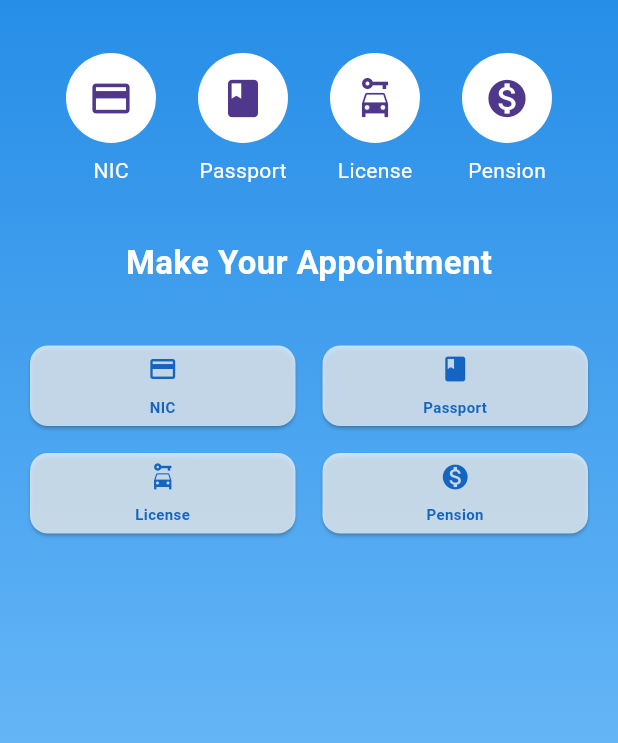
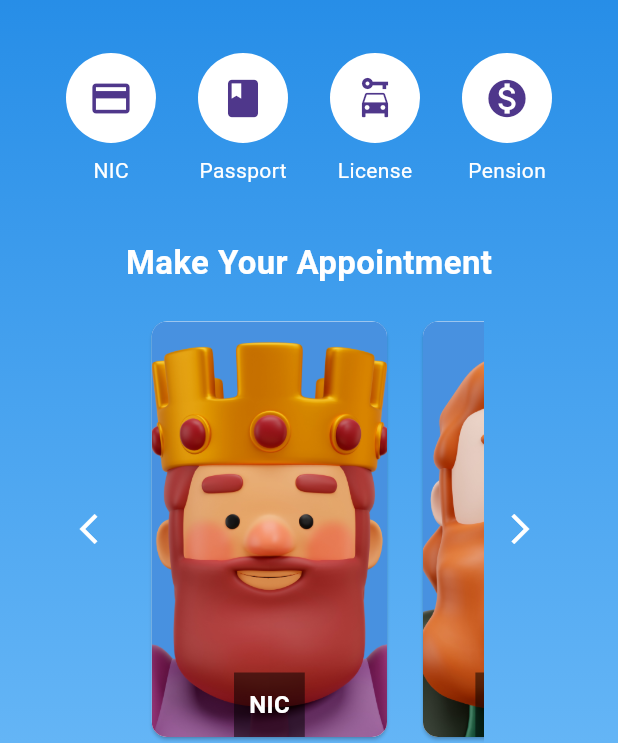
Before and after one commit to methjaya/appointmentLK_Sahansa, a Flutter app: the screen it shows after launch, on a phone screen of 412 x 824 dp, the part 493-1236 px from its top. Run offline on Flutter 3.47's test engine with Material 3 defaults, Android fonts, the phone set to English and light mode, and no system bars.

Commit message:
added updated cards

```diff
--- a/lib/main.dart
+++ b/lib/main.dart
@@ -300,70 +300,124 @@ class MakeAppointmentSection extends StatelessWidget {
 
   @override
   Widget build(BuildContext context) {
-    var screenSize = MediaQuery.of(context).size;
-    int crossAxisCount = screenSize.width > 600 ? 4 : 2;
+    // Use MediaQuery to determine the screen size
+    double screenWidth = MediaQuery.of(context).size.width;
+    double cardSize;
+
+    // Adjust card size based on screen width
+    if (screenWidth > 800) {
+      // Assuming 800px as a breakpoint for larger screens
+      cardSize = screenWidth * 0.25; // Smaller card size for larger screens
+    } else {
+      cardSize = screenWidth * 0.4; // Standard mobile size
+    }
+
+    double maxWidth = screenWidth * 0.8; // Maximum width for the container
+    final ScrollController scrollController = ScrollController();
 
     return Expanded(
-      child: GridView.builder(
-        padding: const EdgeInsets.all(16.0),
-        gridDelegate: SliverGridDelegateWithFixedCrossAxisCount(
-          crossAxisCount: crossAxisCount,
-          crossAxisSpacing: 10,
-          mainAxisSpacing: 10,
-          childAspectRatio: 3 / 1,
+      child: Center(
+        child: Container(
+          constraints: BoxConstraints(maxWidth: maxWidth),
+          child: Row(
+            mainAxisAlignment: MainAxisAlignment.spaceBetween,
+            children: [
+              IconButton(
+                icon: Icon(Icons.arrow_back_ios, color: Colors.white),
+                onPressed: () {
+                  scrollController.animateTo(
+                    scrollController.offset - cardSize,
+                    curve: Curves.easeInOut,
+                    duration: Duration(milliseconds: 300),
+                  );
+                },
               ),
+              Expanded(
+                child: ListView.builder(
+                  controller: scrollController,
+                  scrollDirection: Axis.horizontal,
                   itemCount: filteredServices.length,
                   itemBuilder: (BuildContext context, int index) {
-          return GestureDetector(
-            onTap: () {
-              Navigator.push(
-                context,
-                MaterialPageRoute(
-                    builder: (context) => filteredServices[index]['screen']),
+                    return Container(
+                      width: cardSize,
+                      margin: EdgeInsets.symmetric(horizontal: 8),
+                      child: Card(
+                        clipBehavior: Clip.antiAlias,
+                        shape: RoundedRectangleBorder(
+                          borderRadius: BorderRadius.circular(10),
+                        ),
+                        child: Stack(
+                          alignment: Alignment.bottomCenter,
+                          children: [
+                            Ink.image(
+                              image:
+                                  AssetImage(filteredServices[index]['image']),
+                              fit: BoxFit.cover,
+                              height: double.infinity,
+                            ),
+                            Container(
+                              padding: EdgeInsets.all(10),
+                              color: Colors.black.withOpacity(0.5),
+                              child: Text(
+                                filteredServices[index]['name'],
+                                style: TextStyle(
+                                  color: Colors.white,
+                                  fontSize: 16,
+                                  fontWeight: FontWeight.bold,
+                                ),
+                              ),
+                            ),
+                          ],
+                        ),
+                      ),
                     );
                   },
-            child: Card(
-              color: Colors.white70,
-              child: Center(
-                // Centers the contents vertically and horizontally
-                child: Column(
-                  mainAxisSize: MainAxisSize
-                      .min, // Use the minimum space that the children need
-                  mainAxisAlignment:
-                      MainAxisAlignment.center, // Center vertically
-                  children: [
-                    Icon(
-                      filteredServices[index]['icon'],
-                      color: Colors.blue[800],
-                      size: 20,
                 ),
-                    SizedBox(height: 8), // Space between icon and text
-                    Text(
-                      filteredServices[index]['name'],
-                      style: TextStyle(
-                        color: Colors.blue[800],
-                        fontWeight: FontWeight.bold,
-                        fontSize: 10,
               ),
-                      textAlign: TextAlign
-                          .center, // Ensures the text is centered horizontally
+              IconButton(
+                icon: Icon(Icons.arrow_forward_ios, color: Colors.white),
+                onPressed: () {
+                  scrollController.animateTo(
+                    scrollController.offset + cardSize,
+                    curve: Curves.easeInOut,
+                    duration: Duration(milliseconds: 300),
+                  );
+                },
               ),
             ],
           ),
         ),
       ),
     );
-        },
-      ),
-    );
   }
 }
 
+// Update the `services` list to include image paths
 final List<Map<String, dynamic>> services = [
-  {'name': 'NIC', 'icon': Icons.credit_card, 'screen': NICScreen()},
-  {'name': 'Passport', 'icon': Icons.book, 'screen': PassportScreen()},
-  {'name': 'License', 'icon': Icons.car_rental, 'screen': LicenseScreen()},
-  {'name': 'Pension', 'icon': Icons.monetization_on, 'screen': PensionScreen()},
+  {
+    'name': 'NIC',
+    'icon': Icons.credit_card,
+    'screen': NICScreen(),
+    'image': 'assets/nic.jpg'
+  },
+  {
+    'name': 'Passport',
+    'icon': Icons.book,
+    'screen': PassportScreen(),
+    'image': 'assets/passport.png'
+  },
+  {
+    'name': 'License',
+    'icon': Icons.car_rental,
+    'screen': LicenseScreen(),
+    'image': 'assets/license.jpg'
+  },
+  {
+    'name': 'Pension',
+    'icon': Icons.monetization_on,
+    'screen': PensionScreen(),
+    'image': 'assets/pension.jpg'
+  },
 ];
 
 final List<Map<String, dynamic>> ongoingAppointments = [
```
Lines whose indentation alone changed are shown as unchanged.
